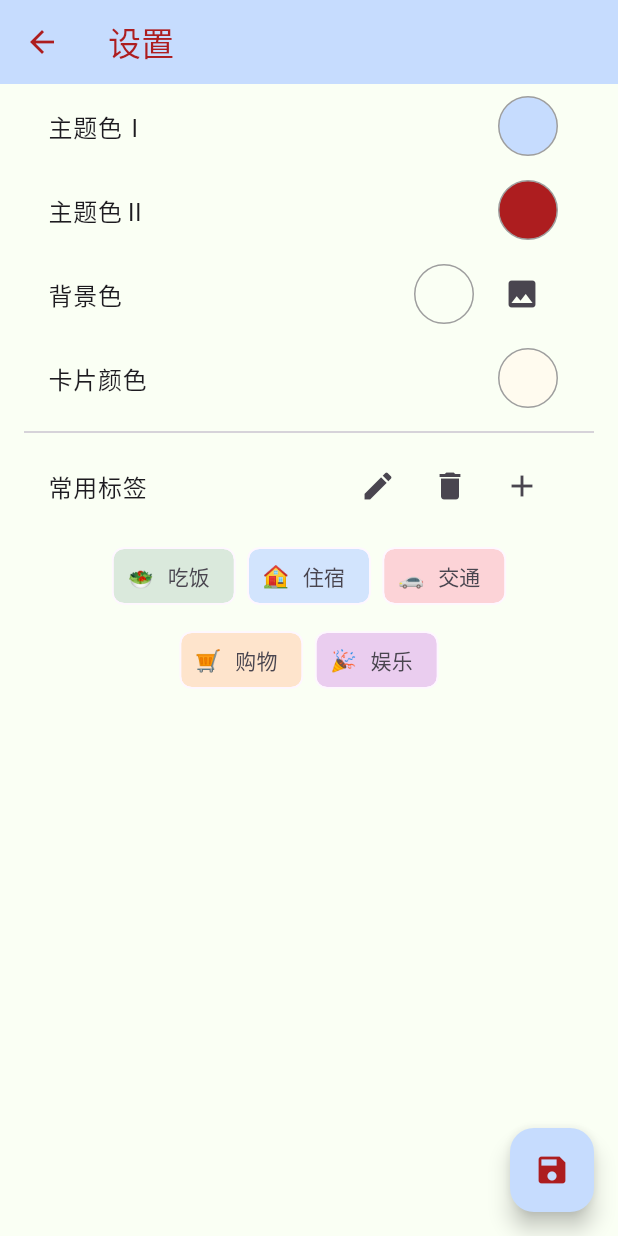
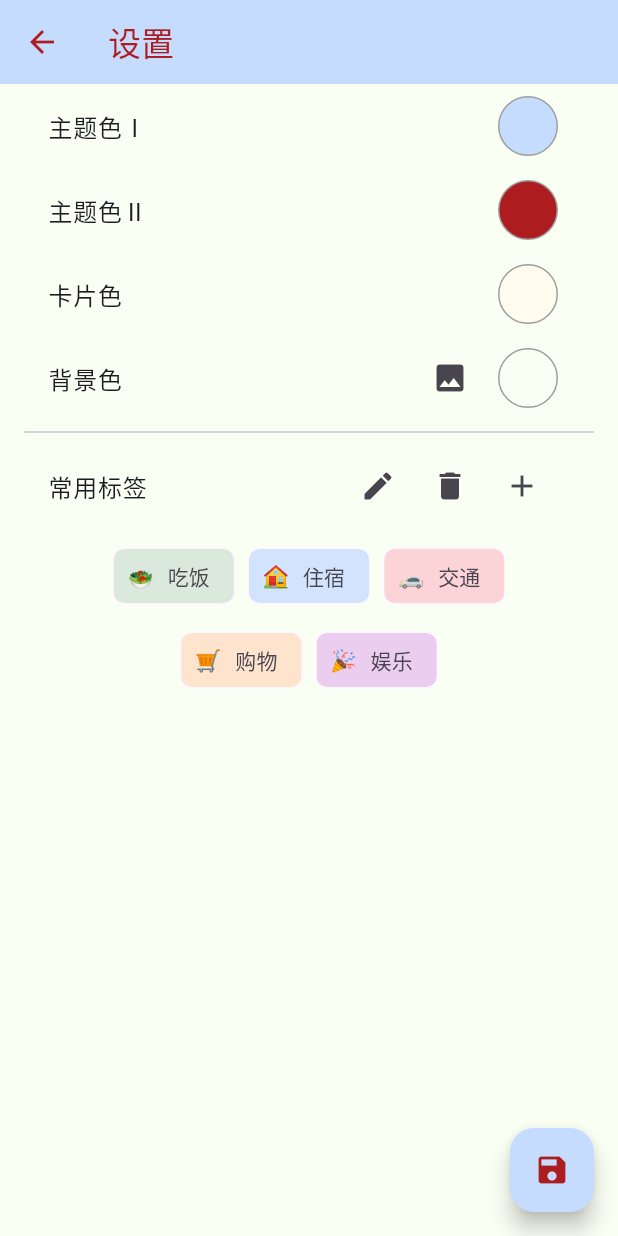
Before and after one commit to White-Lulu/cherriy, a Flutter app: the screen it shows after launch, item 3 of the bottom bar chosen, after a tap on the "palette" icon, on a phone screen of 412 x 824 dp. Run offline on Flutter 3.47's test engine with Material 3 defaults, Android fonts, the phone set to English and light mode, and no system bars; our stand-ins replace fl_chart, flutter_colorpicker, image_picker, shared_preferences.

Commit message:
背景色正常

```diff
--- a/lib/theme_settings_page.dart
+++ b/lib/theme_settings_page.dart
@@ -39,6 +39,8 @@ class ThemeSettingsPageState extends State<ThemeSettingsPage> {
     scaffoldBackgroundColor = theme.scaffoldBackgroundColor;
     cardColor = theme.cardTheme.color ?? theme.cardColor;
     themeTextColor = theme.appBarTheme.foregroundColor ?? theme.primaryColor;
+    // 加载保存的背景图片路径
+    backgroundImage = themeProvider.backgroundImage;
   });
 }
 
@@ -51,7 +53,11 @@ class ThemeSettingsPageState extends State<ThemeSettingsPage> {
   @override
   Widget build(BuildContext context) {
     return Scaffold(
-      appBar: AppBar(title: Text('设置')),
+      appBar: AppBar(
+        title: Text('设置'),
+        backgroundColor: primaryColor,
+        foregroundColor: themeTextColor,
+      ),
       backgroundColor: scaffoldBackgroundColor,
       body: Container(
         decoration: backgroundImage != null
@@ -68,8 +74,9 @@ class ThemeSettingsPageState extends State<ThemeSettingsPage> {
             children: [
               _buildColorPicker('主题色Ⅰ', primaryColor, (color) => setState(() => primaryColor = color)),
               _buildColorPicker('主题色Ⅱ', themeTextColor, (color) => setState(() => themeTextColor = color)),
+              _buildColorPicker('卡片色', cardColor, (color) => setState(() => cardColor = color)),
               _buildColorPicker('背景色', scaffoldBackgroundColor, (color) => setState(() => scaffoldBackgroundColor = color)),
-              _buildColorPicker('卡片颜色', cardColor, (color) => setState(() => cardColor = color)),
+
               Divider(),
               ListTile(
                 title: Text('常用标签'),
@@ -130,6 +137,11 @@ class ThemeSettingsPageState extends State<ThemeSettingsPage> {
         trailing: Row(
           mainAxisSize: MainAxisSize.min,
           children: [
+            IconButton(
+              icon: Icon(Icons.image),
+              onPressed: _pickBackgroundImage,
+            ),
+            SizedBox(width: 8),
             GestureDetector(
               onTap: () => _showColorPicker(label, color, onColorChanged),
               child: Container(
@@ -142,11 +154,7 @@ class ThemeSettingsPageState extends State<ThemeSettingsPage> {
                 ),
               ),
             ),
-            SizedBox(width: 8),
-            IconButton(
-              icon: Icon(Icons.image),
-              onPressed: _pickBackgroundImage,
-            ),
+
           ],
         ),
       );
@@ -174,14 +182,13 @@ class ThemeSettingsPageState extends State<ThemeSettingsPage> {
     showDialog(
       context: context,
       builder: (BuildContext context) {
-        Color selectedColor = initialColor;
         return AlertDialog(
           title: Text('选择颜色'),
           content: SingleChildScrollView(
             child: ColorPicker(
-              pickerColor: selectedColor,
+              pickerColor: initialColor,
               onColorChanged: (color) {
-                selectedColor = color;
+                onColorChanged(color);
               },
               labelTypes: const [],
               pickerAreaHeightPercent: 0.8,
@@ -191,8 +198,6 @@ class ThemeSettingsPageState extends State<ThemeSettingsPage> {
             TextButton(
               child: Text('确定'),
               onPressed: () {
-                onColorChanged(selectedColor);
-                print('$label 颜色已更改为: ${selectedColor.value.toRadixString(16)}');
                 Navigator.of(context).pop();
               },
             ),
--- a/lib/time_management_page.dart
+++ b/lib/time_management_page.dart
@@ -84,9 +84,7 @@ class TimeManagementPageState extends State<TimeManagementPage> {
     final warmColor = _getWarmColor(Theme.of(context).primaryColor, textColor); // 获取暖色
     final coldColor = _getColdColor(Theme.of(context).primaryColor, textColor); // 获取冷色
 
-    return Scaffold(
-      backgroundColor: Theme.of(context).scaffoldBackgroundColor, // 设置背景颜色
-      body: Padding(
+    return  Padding(
         padding: const EdgeInsets.all(16.0),
         child: Column(
           children: [
@@ -213,8 +211,7 @@ class TimeManagementPageState extends State<TimeManagementPage> {
             ),
           ],
         ),
-      ),
-    );
+      );
   }
 
   // 添加任务
```
Lines whose indentation alone changed are shown as unchanged.
